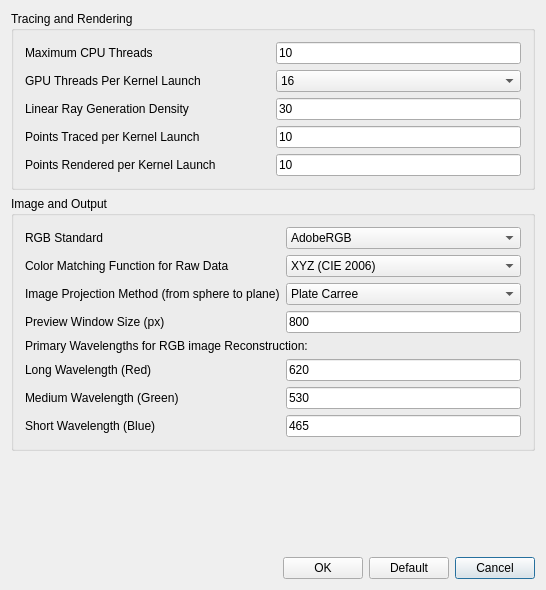
First picture: the form in QtGuiApplication/PreferenceDialog.ui, repository vtcon/GOSIS, before the edit.
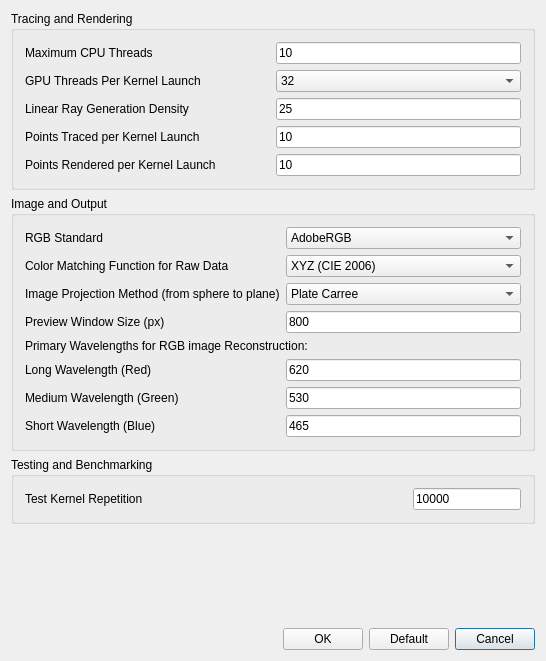
Second picture: the form after the edit.

Commit message: performance test implemented

```diff
--- a/QtGuiApplication/PreferenceDialog.ui
+++ b/QtGuiApplication/PreferenceDialog.ui
@@ -7,7 +7,7 @@
     <x>0</x>
     <y>0</y>
     <width>546</width>
-    <height>590</height>
+    <height>661</height>
    </rect>
   </property>
   <property name="sizePolicy">
@@ -19,7 +19,7 @@
   <property name="windowTitle">
    <string>Preferences</string>
   </property>
-  <layout class="QGridLayout" name="gridLayout_3">
+  <layout class="QGridLayout" name="gridLayout_5">
    <item row="0" column="0">
     <widget class="QGroupBox" name="groupBox">
      <property name="sizePolicy">
@@ -67,6 +67,11 @@
           <verstretch>0</verstretch>
          </sizepolicy>
         </property>
+        <item>
+         <property name="text">
+          <string>32</string>
+         </property>
+        </item>
         <item>
          <property name="text">
           <string>16</string>
@@ -106,7 +111,7 @@
          </sizepolicy>
         </property>
         <property name="text">
-         <string>30</string>
+         <string>25</string>
         </property>
        </widget>
       </item>
@@ -321,6 +326,41 @@
     </widget>
    </item>
    <item row="2" column="0">
+    <widget class="QGroupBox" name="groupBox_3">
+     <property name="title">
+      <string>Testing and Benchmarking</string>
+     </property>
+     <layout class="QGridLayout" name="gridLayout_3">
+      <item row="0" column="0">
+       <widget class="QLabel" name="label_14">
+        <property name="sizePolicy">
+         <sizepolicy hsizetype="Expanding" vsizetype="Preferred">
+          <horstretch>0</horstretch>
+          <verstretch>0</verstretch>
+         </sizepolicy>
+        </property>
+        <property name="text">
+         <string>Test Kernel Repetition</string>
+        </property>
+       </widget>
+      </item>
+      <item row="0" column="1">
+       <widget class="QLineEdit" name="lineTestKernelRepetition">
+        <property name="sizePolicy">
+         <sizepolicy hsizetype="Preferred" vsizetype="Fixed">
+          <horstretch>0</horstretch>
+          <verstretch>0</verstretch>
+         </sizepolicy>
+        </property>
+        <property name="text">
+         <string>10000</string>
+        </property>
+       </widget>
+      </item>
+     </layout>
+    </widget>
+   </item>
+   <item row="3" column="0">
     <spacer name="verticalSpacer">
      <property name="orientation">
       <enum>Qt::Vertical</enum>
@@ -333,7 +373,7 @@
      </property>
     </spacer>
    </item>
-   <item row="3" column="0">
+   <item row="4" column="0">
     <layout class="QGridLayout" name="gridLayout">
      <item row="0" column="3">
       <widget class="QPushButton" name="pushCancel">
```
Left out of the diff: 7 changed lines with no effect on the pictures. The commit also changes 18 other files.
